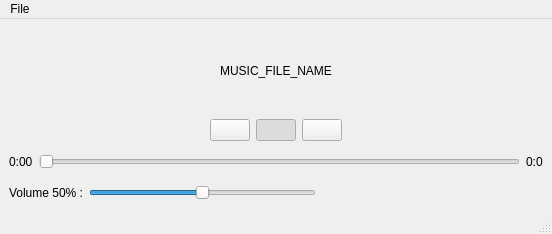
First picture: the form in MusicPlayer/mainwindow.ui, repository x0r4ks/SystemProgramming, before the edit.
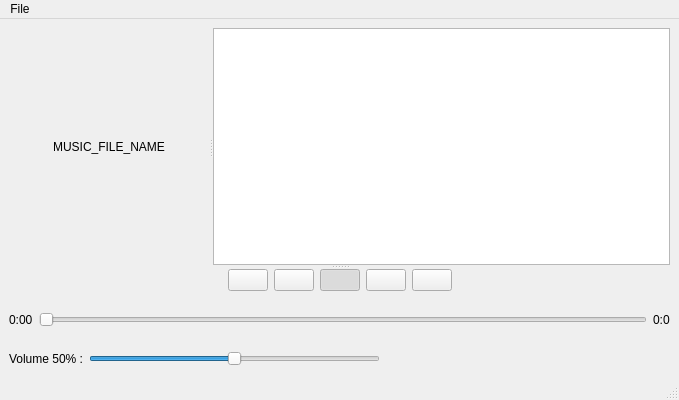
Second picture: the form after the edit. Icons and pictures are not drawn.

What changed in the file:
```diff
--- a/MusicPlayer/mainwindow.ui
+++ b/MusicPlayer/mainwindow.ui
@@ -6,8 +6,8 @@
    <rect>
     <x>0</x>
     <y>0</y>
-    <width>552</width>
-    <height>234</height>
+    <width>679</width>
+    <height>400</height>
    </rect>
   </property>
   <property name="windowTitle">
@@ -18,8 +18,40 @@
     <normaloff>:/icons/icons/icon.ico</normaloff>:/icons/icons/icon.ico</iconset>
   </property>
   <widget class="QWidget" name="centralwidget">
-   <layout class="QVBoxLayout" name="verticalLayout_2">
-    <item>
+   <layout class="QGridLayout" name="gridLayout_3">
+    <item row="0" column="0">
+     <widget class="QSplitter" name="splitter_2">
+      <property name="minimumSize">
+       <size>
+        <width>0</width>
+        <height>0</height>
+       </size>
+      </property>
+      <property name="orientation">
+       <enum>Qt::Orientation::Vertical</enum>
+      </property>
+      <widget class="QSplitter" name="splitter">
+       <property name="minimumSize">
+        <size>
+         <width>0</width>
+         <height>0</height>
+        </size>
+       </property>
+       <property name="frameShape">
+        <enum>QFrame::Shape::NoFrame</enum>
+       </property>
+       <property name="lineWidth">
+        <number>1</number>
+       </property>
+       <property name="orientation">
+        <enum>Qt::Orientation::Horizontal</enum>
+       </property>
+       <property name="opaqueResize">
+        <bool>true</bool>
+       </property>
+       <widget class="QWidget" name="widget" native="true">
+        <layout class="QGridLayout" name="gridLayout">
+         <item row="0" column="0">
      <widget class="QLabel" name="music_file_name">
       <property name="text">
        <string>MUSIC_FILE_NAME</string>
@@ -29,7 +61,31 @@
       </property>
      </widget>
     </item>
-    <item>
+        </layout>
+       </widget>
+       <widget class="QWidget" name="widget_2" native="true">
+        <layout class="QGridLayout" name="gridLayout_4">
+         <item row="0" column="0">
+          <widget class="QListWidget" name="playlist_lv"/>
+         </item>
+        </layout>
+       </widget>
+      </widget>
+      <widget class="QWidget" name="widget_3" native="true">
+       <property name="minimumSize">
+        <size>
+         <width>0</width>
+         <height>100</height>
+        </size>
+       </property>
+       <property name="maximumSize">
+        <size>
+         <width>16777215</width>
+         <height>100</height>
+        </size>
+       </property>
+       <layout class="QGridLayout" name="gridLayout_2">
+        <item row="0" column="0">
      <layout class="QVBoxLayout" name="verticalLayout">
       <item>
        <layout class="QHBoxLayout" name="horizontalLayout">
@@ -46,6 +102,26 @@
           </property>
          </spacer>
         </item>
+            <item>
+             <widget class="QPushButton" name="repiat_btn">
+              <property name="sizePolicy">
+               <sizepolicy hsizetype="Fixed" vsizetype="Fixed">
+                <horstretch>0</horstretch>
+                <verstretch>0</verstretch>
+               </sizepolicy>
+              </property>
+              <property name="text">
+               <string/>
+              </property>
+              <property name="icon">
+               <iconset resource="res.qrc">
+                <normaloff>:/icons/contorl/icons/loop.png</normaloff>:/icons/contorl/icons/loop.png</iconset>
+              </property>
+              <property name="checkable">
+               <bool>true</bool>
+              </property>
+             </widget>
+            </item>
         <item>
          <widget class="QPushButton" name="prev_btn">
           <property name="sizePolicy">
@@ -109,6 +185,26 @@
           </property>
          </widget>
         </item>
+            <item>
+             <widget class="QPushButton" name="rnd_btn">
+              <property name="sizePolicy">
+               <sizepolicy hsizetype="Fixed" vsizetype="Fixed">
+                <horstretch>0</horstretch>
+                <verstretch>0</verstretch>
+               </sizepolicy>
+              </property>
+              <property name="text">
+               <string/>
+              </property>
+              <property name="icon">
+               <iconset resource="res.qrc">
+                <normaloff>:/icons/contorl/icons/random.png</normaloff>:/icons/contorl/icons/random.png</iconset>
+              </property>
+              <property name="checkable">
+               <bool>true</bool>
+              </property>
+             </widget>
+            </item>
         <item>
          <spacer name="horizontalSpacer_3">
           <property name="orientation">
@@ -193,12 +289,16 @@
     </item>
    </layout>
   </widget>
+     </widget>
+    </item>
+   </layout>
+  </widget>
   <widget class="QMenuBar" name="menubar">
    <property name="geometry">
     <rect>
      <x>0</x>
      <y>0</y>
-     <width>552</width>
+     <width>679</width>
      <height>28</height>
     </rect>
    </property>
```
Left out of the diff: 15 changed lines with no effect on the pictures. Lines whose indentation alone changed are shown as unchanged.
